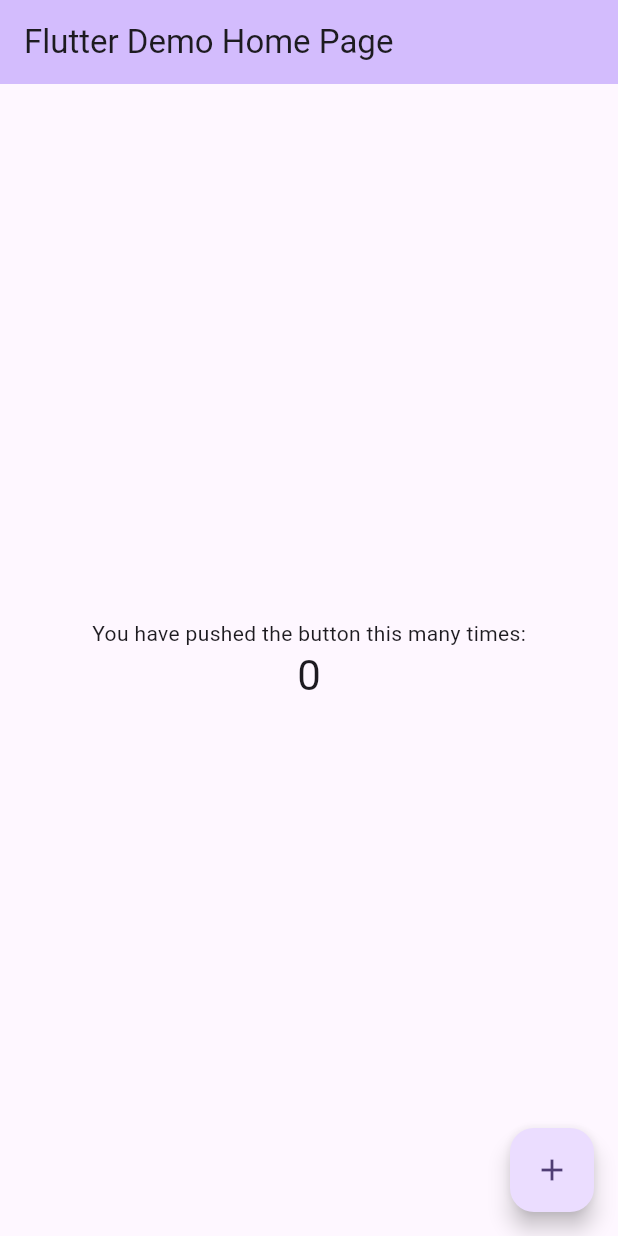
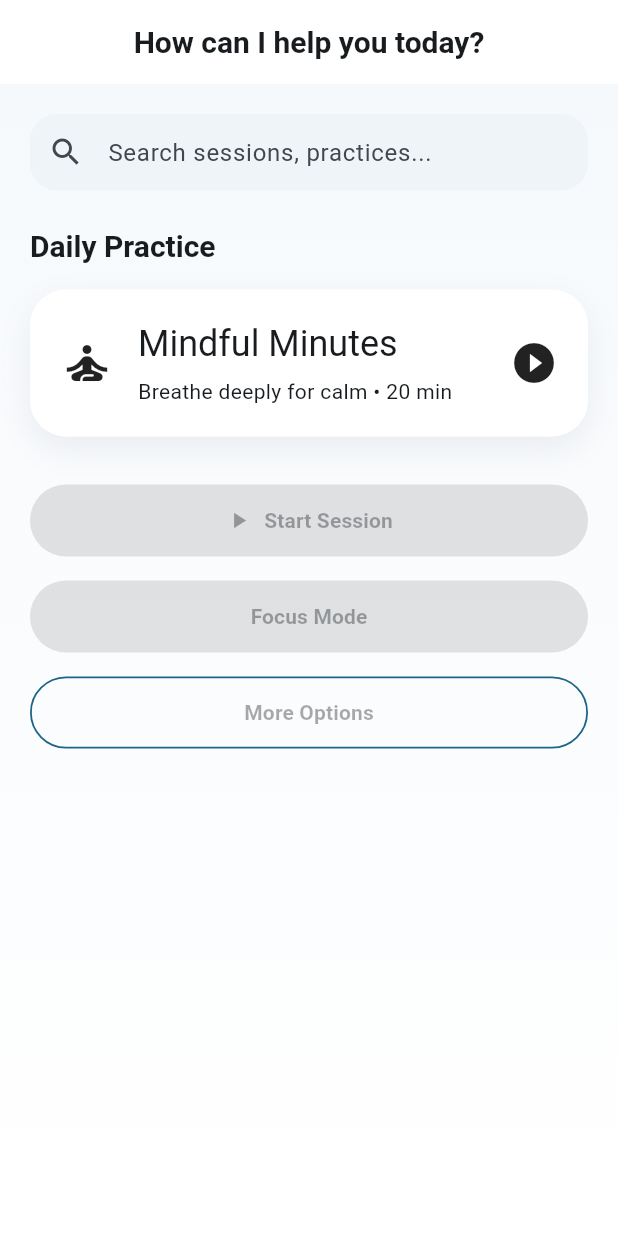
Before and after one commit to Vohoangtuanhdhtdm/app_mental_health_care, a Flutter app: the screen it shows after launch, on a phone screen of 412 x 824 dp. Run offline on Flutter 3.47's test engine with Material 3 defaults, Android fonts, the phone set to English and light mode, and no system bars; our stand-ins replace firebase_auth, firebase_core; accounts and stored records are empty.

Commit message:
Định nghĩ các theme giao diện, AppStyle,...

```diff
--- /dev/null
+++ b/lib/app/app.dart
@@ -0,0 +1,19 @@
+import 'package:app_mental_health_care/core/theme/app_theme.dart';
+import 'package:app_mental_health_care/features/home/home_page.dart';
+import 'package:flutter/material.dart';
+
+class MentalApp extends StatelessWidget {
+  const MentalApp({super.key});
+
+  @override
+  Widget build(BuildContext context) {
+    return MaterialApp(
+      title: 'Mental Health',
+      debugShowCheckedModeBanner: false,
+      theme: AppTheme.light(),
+      darkTheme: AppTheme.dark(),
+      themeMode: ThemeMode.system,
+      home: const HomePage(),
+    );
+  }
+}
--- /dev/null
+++ b/lib/core/auth/auth_service.dart
@@ -0,0 +1,74 @@
+import 'package:firebase_auth/firebase_auth.dart';
+import 'package:flutter/material.dart';
+
+ValueNotifier<AuthService> authService = ValueNotifier(AuthService());
+
+class AuthService {
+  final FirebaseAuth firebaseAuth = FirebaseAuth.instance;
+
+  // Getter: trả về user hiện tại (nếu đã đăng nhập), null nếu chưa đăng nhập
+  User? get currentUser => firebaseAuth.currentUser;
+
+  // Trả về một sự kiện
+  Stream<User?> get authStateChanges => firebaseAuth.authStateChanges();
+
+  Future<UserCredential> signIn({
+    required String email,
+    required String password,
+  }) async {
+    return await firebaseAuth.signInWithEmailAndPassword(
+      email: email,
+      password: password,
+    );
+  }
+
+  Future<UserCredential> createAccount({
+    required String email,
+    required String password,
+  }) async {
+    return await firebaseAuth.createUserWithEmailAndPassword(
+      email: email,
+      password: password,
+    );
+  }
+
+  Future<void> signOut() async {
+    await firebaseAuth.signOut();
+  }
+
+  Future<void> resetPassword({required String email}) async {
+    await firebaseAuth.sendPasswordResetEmail(email: email);
+  }
+
+  Future<void> updateUsername({required String username}) async {
+    await currentUser!.updateDisplayName(username);
+  }
+
+  Future<void> deleteAccount({
+    required String email,
+    required String password,
+  }) async {
+    // Tạo credential để kiểm tra danh tính user
+    AuthCredential credential = EmailAuthProvider.credential(
+      email: email,
+      password: password,
+    );
+    await currentUser!.reauthenticateWithCredential(credential);
+
+    await currentUser!.delete();
+    await firebaseAuth.signOut();
+  }
+
+  Future<void> resetPasswordFromCurrentPassword({
+    required String currentPassword,
+    required String newPassword,
+    required String email,
+  }) async {
+    AuthCredential credential = EmailAuthProvider.credential(
+      email: email,
+      password: currentPassword,
+    );
+    await currentUser!.reauthenticateWithCredential(credential);
+    await currentUser!.updatePassword(newPassword);
+  }
+}
--- /dev/null
+++ b/lib/core/theme/app_colors.dart
@@ -0,0 +1,25 @@
+import 'package:flutter/material.dart';
+
+class AppColors {
+  /// Seed chính (light sky blue, calm)
+  static const seed = Color(0xFF8ECDF3);
+
+  // Accent/brand thường dùng nhanh
+  static const brand = Color(0xFF78C4F0);
+  static const navy = Color(0xFF0B1B2B);
+
+  // Light surfaces
+  static const background = Color(0xFFF6F9FC);
+  static const surface = Colors.white;
+  static const surfaceVariant = Color(0xFFEFF4F9);
+
+  // Dark surfaces
+  static const darkBackground = Color(0xFF0E1824);
+  static const darkSurface = Color(0xFF111D2A);
+  static const darkSurfaceVariant = Color(0xFF142233);
+
+  // Feedback
+  static const success = Color(0xFF4FC99A);
+  static const warning = Color(0xFFF6C36B);
+  static const error = Color(0xFFEF6B6B);
+}
--- /dev/null
+++ b/lib/core/theme/app_radius.dart
@@ -0,0 +1,9 @@
+import 'package:flutter/material.dart';
+
+class Radii {
+  static const sm = Radius.circular(10);
+  static const md = Radius.circular(16);
+  static const lg = Radius.circular(20);
+  static const xl = Radius.circular(28);
+  static const pill = Radius.circular(100);
+}
--- /dev/null
+++ b/lib/core/theme/app_spacing.dart
@@ -0,0 +1,19 @@
+class Gaps {
+  static const xxs = 4.0;
+  static const xs = 8.0;
+  static const sm = 12.0;
+  static const md = 16.0;
+  static const lg = 24.0;
+  static const xl = 32.0;
+  static const xxl = 48.0;
+}
+
+class Insets {
+  static const screen = 20.0;
+}
+
+class DurationsApp {
+  static const fast = Duration(milliseconds: 150);
+  static const med = Duration(milliseconds: 250);
+  static const slow = Duration(milliseconds: 400);
+}
--- /dev/null
+++ b/lib/core/theme/app_theme.dart
@@ -0,0 +1,125 @@
+import 'package:flutter/material.dart';
+import 'app_colors.dart';
+import 'app_typography.dart';
+
+class AppTheme {
+  static ThemeData light() {
+    final scheme = ColorScheme.fromSeed(
+      seedColor: AppColors.seed,
+      brightness: Brightness.light,
+      surface: AppColors.surface,
+    );
+
+    return ThemeData(
+      useMaterial3: true,
+      colorScheme: scheme,
+      textTheme: AppTypography.light,
+      scaffoldBackgroundColor: AppColors.background,
+
+      filledButtonTheme: FilledButtonThemeData(
+        style: ButtonStyle(
+          shape: WidgetStatePropertyAll(
+            RoundedRectangleBorder(borderRadius: BorderRadius.circular(24)),
+          ),
+          padding: const WidgetStatePropertyAll(
+            EdgeInsets.symmetric(horizontal: 18, vertical: 14),
+          ),
+        ),
+      ),
+      outlinedButtonTheme: OutlinedButtonThemeData(
+        style: ButtonStyle(
+          shape: WidgetStatePropertyAll(
+            RoundedRectangleBorder(borderRadius: BorderRadius.circular(24)),
+          ),
+          side: WidgetStatePropertyAll(
+            BorderSide(color: scheme.primary, width: 1.2),
+          ),
+          padding: const WidgetStatePropertyAll(
+            EdgeInsets.symmetric(horizontal: 18, vertical: 14),
+          ),
+        ),
+      ),
+
+      inputDecorationTheme: InputDecorationTheme(
+        filled: true,
+        fillColor: AppColors.surfaceVariant,
+        border: OutlineInputBorder(
+          borderRadius: BorderRadius.circular(18),
+          borderSide: BorderSide.none,
+        ),
+        contentPadding: const EdgeInsets.symmetric(
+          horizontal: 16,
+          vertical: 14,
+        ),
+      ),
+
+      cardTheme: CardThemeData(
+        color: AppColors.surface,
+        elevation: 0,
+        margin: EdgeInsets.zero,
+        shape: RoundedRectangleBorder(borderRadius: BorderRadius.circular(24)),
+      ),
+
+      appBarTheme: const AppBarTheme(centerTitle: true, elevation: 0),
+      dividerTheme: const DividerThemeData(space: 0, thickness: 1),
+    );
+  }
+
+  static ThemeData dark() {
+    final scheme = ColorScheme.fromSeed(
+      seedColor: AppColors.seed,
+      brightness: Brightness.dark,
+      surface: AppColors.darkSurface,
+    );
+
+    return ThemeData(
+      useMaterial3: true,
+      colorScheme: scheme,
+      textTheme: AppTypography.dark,
+      scaffoldBackgroundColor: AppColors.darkBackground,
+
+      filledButtonTheme: FilledButtonThemeData(
+        style: ButtonStyle(
+          shape: WidgetStatePropertyAll(
+            RoundedRectangleBorder(borderRadius: BorderRadius.circular(24)),
+          ),
+          padding: const WidgetStatePropertyAll(
+            EdgeInsets.symmetric(horizontal: 18, vertical: 14),
+          ),
+        ),
+      ),
+      outlinedButtonTheme: OutlinedButtonThemeData(
+        style: ButtonStyle(
+          shape: WidgetStatePropertyAll(
+            RoundedRectangleBorder(borderRadius: BorderRadius.circular(24)),
+          ),
+          side: WidgetStatePropertyAll(
+            BorderSide(color: scheme.primary, width: 1.2),
+          ),
+          padding: const WidgetStatePropertyAll(
+            EdgeInsets.symmetric(horizontal: 18, vertical: 14),
+          ),
+        ),
+      ),
+
+      inputDecorationTheme: InputDecorationTheme(
+        filled: true,
+        fillColor: AppColors.darkSurfaceVariant,
+        border: OutlineInputBorder(
+          borderRadius: BorderRadius.circular(18),
+          borderSide: BorderSide.none,
+        ),
+        contentPadding: const EdgeInsets.symmetric(
+          horizontal: 16,
+          vertical: 14,
+        ),
+      ),
+
+      cardTheme: CardThemeData(
+        color: AppColors.darkSurface,
+        elevation: 0,
+        shape: RoundedRectangleBorder(borderRadius: BorderRadius.circular(24)),
+      ),
+    );
+  }
+}
--- /dev/null
+++ b/lib/core/theme/app_typography.dart
@@ -0,0 +1,51 @@
+import 'package:flutter/material.dart';
+import 'app_colors.dart';
+
+class AppTypography {
+  static const _fallback = ['SF Pro Display', 'SF Pro Text', 'Roboto'];
+
+  static TextTheme light = TextTheme(
+    displayLarge: TextStyle(
+      fontFamilyFallback: _fallback,
+      fontWeight: FontWeight.w700,
+      fontSize: 48,
+      height: 1.15,
+      letterSpacing: -0.5,
+      color: AppColors.navy,
+    ),
+    headlineMedium: TextStyle(
+      fontFamilyFallback: _fallback,
+      fontWeight: FontWeight.w700,
+      fontSize: 28,
+      height: 1.2,
+      color: AppColors.navy,
+    ),
+    titleLarge: TextStyle(
+      fontFamilyFallback: _fallback,
+      fontWeight: FontWeight.w600,
+      fontSize: 20,
+      height: 1.3,
+    ),
+    bodyLarge: TextStyle(
+      fontFamilyFallback: _fallback,
+      fontSize: 16,
+      height: 1.45,
+    ),
+    bodyMedium: TextStyle(
+      fontFamilyFallback: _fallback,
+      fontSize: 14,
+      height: 1.45,
+    ),
+    labelLarge: TextStyle(
+      fontFamilyFallback: _fallback,
+      fontWeight: FontWeight.w600,
+      fontSize: 14,
+      letterSpacing: 0.1,
+    ),
+  );
+
+  static TextTheme dark = light.apply(
+    bodyColor: const Color(0xFFE8F1F8),
+    displayColor: const Color(0xFFE8F1F8),
+  );
+}
--- /dev/null
+++ b/lib/core/widgets/app_button.dart
@@ -0,0 +1,41 @@
+import 'package:flutter/material.dart';
+
+enum AppButtonType { filled, tonal, outline }
+
+class AppButton extends StatelessWidget {
+  const AppButton(
+    this.label, {
+    super.key,
+    this.onPressed,
+    this.icon,
+    this.type = AppButtonType.filled,
+    this.expand = true,
+  });
+
+  final String label;
+  final VoidCallback? onPressed;
+  final Widget? icon;
+  final AppButtonType type;
+  final bool expand;
+
+  @override
+  Widget build(BuildContext context) {
+    final child = Row(
+      mainAxisSize: expand ? MainAxisSize.max : MainAxisSize.min,
+      mainAxisAlignment: MainAxisAlignment.center,
+      children: [
+        if (icon != null) ...[icon!, const SizedBox(width: 8)],
+        Text(label),
+      ],
+    );
+
+    switch (type) {
+      case AppButtonType.filled:
+        return FilledButton(onPressed: onPressed, child: child);
+      case AppButtonType.tonal:
+        return FilledButton.tonal(onPressed: onPressed, child: child);
+      case AppButtonType.outline:
+        return OutlinedButton(onPressed: onPressed, child: child);
+    }
+  }
+}
--- /dev/null
+++ b/lib/core/widgets/app_card.dart
@@ -0,0 +1,35 @@
+import 'package:flutter/material.dart';
+
+class AppCard extends StatelessWidget {
+  const AppCard({super.key, this.child, this.padding, this.onTap});
+
+  final Widget? child;
+  final EdgeInsets? padding;
+  final VoidCallback? onTap;
+
+  @override
+  Widget build(BuildContext context) {
+    final card = Container(
+      padding: padding ?? const EdgeInsets.all(16),
+      decoration: ShapeDecoration(
+        color: Theme.of(context).cardColor,
+        shape: RoundedRectangleBorder(borderRadius: BorderRadius.circular(24)),
+        shadows: const [
+          BoxShadow(
+            blurRadius: 18,
+            offset: Offset(0, 8),
+            color: Color(0x14313E4D),
+          ),
+        ],
+      ),
+      child: child,
+    );
+
+    if (onTap == null) return card;
+    return InkWell(
+      borderRadius: BorderRadius.circular(24),
+      onTap: onTap,
+      child: card,
+    );
+  }
+}
--- /dev/null
+++ b/lib/core/widgets/app_scaffold.dart
@@ -0,0 +1,28 @@
+import 'package:flutter/material.dart';
+import '../theme/app_colors.dart';
+
+class AppScaffold extends StatelessWidget {
+  const AppScaffold({super.key, required this.body, this.appBar, this.fab});
+
+  final PreferredSizeWidget? appBar;
+  final Widget body;
+  final Widget? fab;
+
+  @override
+  Widget build(BuildContext context) {
+    return Scaffold(
+      appBar: appBar,
+      floatingActionButton: fab,
+      body: Container(
+        decoration: const BoxDecoration(
+          gradient: LinearGradient(
+            begin: Alignment.topCenter,
+            end: Alignment.bottomCenter,
+            colors: [AppColors.background, Colors.white],
+          ),
+        ),
+        child: body,
+      ),
+    );
+  }
+}
--- /dev/null
+++ b/lib/core/widgets/app_text_field.dart
@@ -0,0 +1,40 @@
+import 'package:flutter/material.dart';
+
+class AppTextField extends StatelessWidget {
+  const AppTextField({
+    super.key,
+    this.controller,
+    this.hintText,
+    this.prefix,
+    this.suffix,
+    this.obscureText = false,
+    this.keyboardType,
+    this.onChanged,
+    this.validator,
+  });
+
+  final TextEditingController? controller;
+  final String? hintText;
+  final Widget? prefix;
+  final Widget? suffix;
+  final bool obscureText;
+  final TextInputType? keyboardType;
+  final ValueChanged<String>? onChanged;
+  final String? Function(String?)? validator;
+
+  @override
+  Widget build(BuildContext context) {
+    return TextFormField(
+      controller: controller,
+      obscureText: obscureText,
+      keyboardType: keyboardType,
+      onChanged: onChanged,
+      validator: validator,
+      decoration: InputDecoration(
+        hintText: hintText,
+        prefixIcon: prefix,
+        suffixIcon: suffix,
+      ),
+    );
+  }
+}
--- /dev/null
+++ b/lib/features/auth_page/register_page.dart
@@ -0,0 +1,27 @@
+import 'package:flutter/material.dart';
+
+class RegisterPage extends StatefulWidget {
+  const RegisterPage({super.key});
+
+  @override
+  State<RegisterPage> createState() => _RegisterPageState();
+}
+
+class _RegisterPageState extends State<RegisterPage> {
+  @override
+  void dispose() {
+    // TODO: implement dispose
+    super.dispose();
+  }
+
+  void register() {
+    popPage();
+  }
+
+  void popPage() {}
+
+  @override
+  Widget build(BuildContext context) {
+    return Scaffold(appBar: AppBar(title: Text("Register")));
+  }
+}
--- /dev/null
+++ b/lib/features/home/home_page.dart
@@ -0,0 +1,69 @@
+import 'package:app_mental_health_care/core/widgets/app_scaffold.dart';
+import 'package:flutter/material.dart';
+import '../../core/widgets/app_button.dart';
+import '../../core/widgets/app_card.dart';
+import '../../core/widgets/app_text_field.dart';
+import '../../core/theme/app_spacing.dart';
+
+class HomePage extends StatelessWidget {
+  const HomePage({super.key});
+
+  @override
+  Widget build(BuildContext context) {
+    final text = Theme.of(context).textTheme;
+
+    return AppScaffold(
+      appBar: AppBar(title: const Text('How can I help you today?')),
+      body: ListView(
+        padding: const EdgeInsets.all(Insets.screen),
+        children: [
+          const AppTextField(
+            hintText: 'Search sessions, practices...',
+            prefix: Icon(Icons.search),
+          ),
+          const SizedBox(height: Gaps.lg),
+
+          Text('Daily Practice', style: text.titleLarge),
+          const SizedBox(height: Gaps.md),
+
+          AppCard(
+            padding: const EdgeInsets.all(20),
+            child: Row(
+              children: [
+                const Icon(Icons.self_improvement, size: 36),
+                const SizedBox(width: Gaps.md),
+                Expanded(
+                  child: Column(
+                    crossAxisAlignment: CrossAxisAlignment.start,
+                    children: [
+                      Text('Mindful Minutes', style: text.headlineSmall),
+                      const SizedBox(height: 6),
+                      Text(
+                        'Breathe deeply for calm • 20 min',
+                        style: text.bodyMedium,
+                      ),
+                    ],
+                  ),
+                ),
+                const SizedBox(width: Gaps.md),
+                const Icon(Icons.play_circle_fill, size: 32),
+              ],
+            ),
+          ),
+
+          const SizedBox(height: Gaps.xl),
+
+          const AppButton('Start Session', icon: Icon(Icons.play_arrow)),
+          const SizedBox(height: Gaps.md),
+          const AppButton('Focus Mode', type: AppButtonType.tonal),
+          const SizedBox(height: Gaps.md),
+          const AppButton(
+            'More Options',
+            type: AppButtonType.outline,
+            expand: false,
+          ),
+        ],
+      ),
+    );
+  }
+}
--- a/lib/main.dart
+++ b/lib/main.dart
@@ -1,3 +1,4 @@
+import 'package:app_mental_health_care/app/app.dart';
 import 'package:flutter/material.dart';
 import 'package:firebase_core/firebase_core.dart';
 import 'firebase_options.dart';
@@ -5,122 +6,5 @@ import 'firebase_options.dart';
 void main() async {
   WidgetsFlutterBinding.ensureInitialized();
   await Firebase.initializeApp(options: DefaultFirebaseOptions.currentPlatform);
-  runApp(const MyApp());
+  runApp(const MentalApp());
 }
-
-class MyApp extends StatelessWidget {
-  const MyApp({super.key});
-
-  // This widget is the root of your application.
-  @override
-  Widget build(BuildContext context) {
-    return MaterialApp(
-      title: 'Flutter Demo',
-      theme: ThemeData(
-        // This is the theme of your application.
-        //
-        // TRY THIS: Try running your application with "flutter run". You'll see
-        // the application has a purple toolbar. Then, without quitting the app,
-        // try changing the seedColor in the colorScheme below to Colors.green
-        // and then invoke "hot reload" (save your changes or press the "hot
-        // reload" button in a Flutter-supported IDE, or press "r" if you used
-        // the command line to start the app).
-        //
-        // Notice that the counter didn't reset back to zero; the application
-        // state is not lost during the reload. To reset the state, use hot
-        // restart instead.
-        //
-        // This works for code too, not just values: Most code changes can be
-        // tested with just a hot reload.
-        colorScheme: ColorScheme.fromSeed(seedColor: Colors.deepPurple),
-      ),
-      home: const MyHomePage(title: 'Flutter Demo Home Page'),
-    );
-  }
-}
-
-class MyHomePage extends StatefulWidget {
-  const MyHomePage({super.key, required this.title});
-
-  // This widget is the home page of your application. It is stateful, meaning
-  // that it has a State object (defined below) that contains fields that affect
-  // how it looks.
-
-  // This class is the configuration for the state. It holds the values (in this
-  // case the title) provided by the parent (in this case the App widget) and
-  // used by the build method of the State. Fields in a Widget subclass are
-  // always marked "final".
-
-  final String title;
-
-  @override
-  State<MyHomePage> createState() => _MyHomePageState();
-}
-
-class _MyHomePageState extends State<MyHomePage> {
-  int _counter = 0;
-
-  void _incrementCounter() {
-    setState(() {
-      // This call to setState tells the Flutter framework that something has
-      // changed in this State, which causes it to rerun the build method below
-      // so that the display can reflect the updated values. If we changed
-      // _counter without calling setState(), then the build method would not be
-      // called again, and so nothing would appear to happen.
-      _counter++;
-    });
-  }
-
-  @override
-  Widget build(BuildContext context) {
-    // This method is rerun every time setState is called, for instance as done
-    // by the _incrementCounter method above.
-    //
-    // The Flutter framework has been optimized to make rerunning build methods
-    // fast, so that you can just rebuild anything that needs updating rather
-    // than having to individually change instances of widgets.
-    return Scaffold(
-      appBar: AppBar(
-        // TRY THIS: Try changing the color here to a specific color (to
-        // Colors.amber, perhaps?) and trigger a hot reload to see the AppBar
-        // change color while the other colors stay the same.
-        backgroundColor: Theme.of(context).colorScheme.inversePrimary,
-        // Here we take the value from the MyHomePage object that was created by
-        // the App.build method, and use it to set our appbar title.
-        title: Text(widget.title),
-      ),
-      body: Center(
-        // Center is a layout widget. It takes a single child and positions it
-        // in the middle of the parent.
-        child: Column(
-          // Column is also a layout widget. It takes a list of children and
-          // arranges them vertically. By default, it sizes itself to fit its
-          // children horizontally, and tries to be as tall as its parent.
-          //
-          // Column has various properties to control how it sizes itself and
-          // how it positions its children. Here we use mainAxisAlignment to
-          // center the children vertically; the main axis here is the vertical
-          // axis because Columns are vertical (the cross axis would be
-          // horizontal).
-          //
-          // TRY THIS: Invoke "debug painting" (choose the "Toggle Debug Paint"
-          // action in the IDE, or press "p" in the console), to see the
-          // wireframe for each widget.
-          mainAxisAlignment: MainAxisAlignment.center,
-          children: <Widget>[
-            const Text('You have pushed the button this many times:'),
-            Text(
-              '$_counter',
-              style: Theme.of(context).textTheme.headlineMedium,
-            ),
-          ],
-        ),
-      ),
-      floatingActionButton: FloatingActionButton(
-        onPressed: _incrementCounter,
-        tooltip: 'Increment',
-        child: const Icon(Icons.add),
-      ), // This trailing comma makes auto-formatting nicer for build methods.
-    );
-  }
-}
```
Also changed, not shown: pubspec.yaml (+4 -5 lines), assets/images/avartarFlutter.jpg (added), lib/core/theme/theme_ext.dart (added), lib/core/utils/helpers.dart (added), pubspec.lock, 4 other files.
